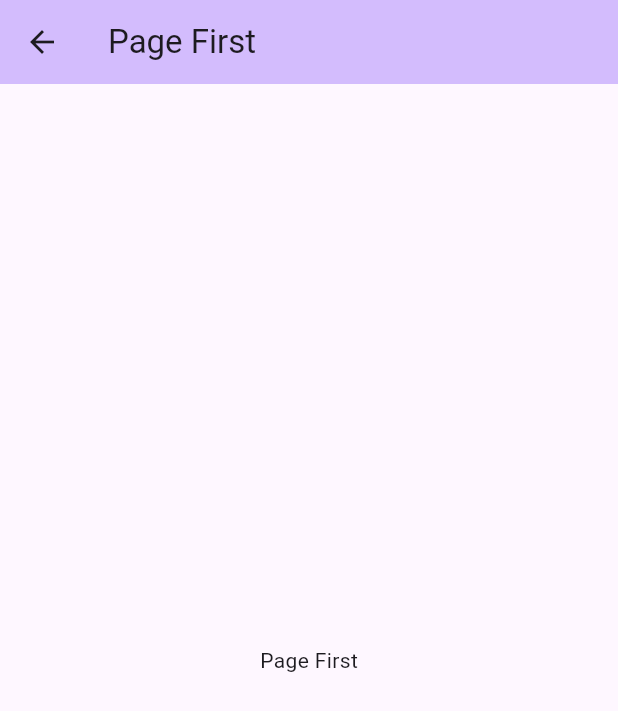
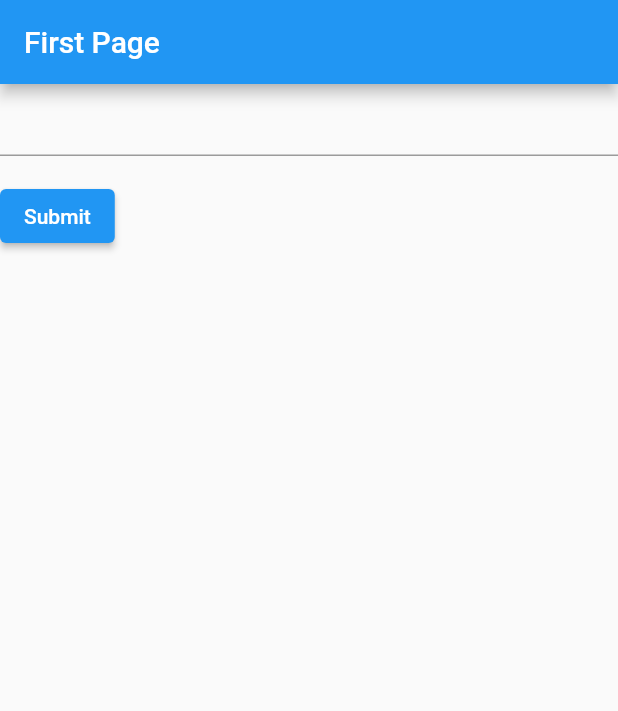
Before and after one commit to shoaib-khan895/growth_task, a Flutter app: the screen it shows after launch, after a tap on "PageFirst", on a phone screen of 412 x 824 dp. Shown: the top 711 px of the screen. Run offline on Flutter 3.47's test engine with Material 2 defaults, Android fonts, the phone set to English and light mode, and no system bars.

Commit message:
final commit

```diff
--- /dev/null
+++ b/lib/first_page.dart
@@ -0,0 +1,105 @@
+import 'package:flutter/material.dart';
+
+class PageFirst extends StatefulWidget {
+  const PageFirst({super.key});
+
+  @override
+  State<PageFirst> createState() => _PageFirstState();
+}
+
+class _PageFirstState extends State<PageFirst> {
+  @override
+  void initState() {
+    print('khansh->PageFirst->initState');
+    super.initState();
+  }
+
+  @override
+  void didChangeDependencies() {
+    print('khansh->PageFirst->didChangeDependencies');
+    super.didChangeDependencies();
+  }
+
+  @override
+  void didUpdateWidget(covariant PageFirst oldWidget) {
+    print('khansh->PageFirst->didUpdateWidget');
+    super.didUpdateWidget(oldWidget);
+  }
+
+  @override
+  void deactivate() {
+    print('khansh->PageFirst->deactivate');
+    super.deactivate();
+  }
+
+  @override
+  void dispose() {
+    print('khansh->PageFirst->dispose');
+    super.dispose();
+  }
+
+  final _formKey = GlobalKey<FormState>();
+  String _data = '';
+
+  @override
+  Widget build(BuildContext context) {
+    print('khansh->PageFirst->build');
+    return MaterialApp(
+      title: 'Page First',
+      home: Scaffold(
+        appBar: AppBar(
+          title: const Text('First Page'),
+        ),
+        body: Form(
+          key: _formKey,
+          child: Column(
+            crossAxisAlignment: CrossAxisAlignment.start,
+            children: [
+              TextFormField(
+                // The validator receives the text that the user has entered.
+                validator: (value) {
+                  if (value == null || value.isEmpty) {
+                    return 'Please enter some text';
+                  }
+                  return null;
+                },
+                onChanged: (value) {
+                  _data = value;
+                },
+              ),
+              Padding(
+                padding: const EdgeInsets.symmetric(vertical: 16),
+                child: ElevatedButton(
+                  onPressed: () {
+                    // Validate returns true if the form is valid, or false otherwise.
+                    if (_formKey.currentState!.validate()) {
+                      showDialog(
+                        context: context,
+                        builder: (BuildContext context) {
+                          return AlertDialog(
+                            title: const Text('Processed Data'),
+                            content: Text(_data),
+                            actions: [
+                              TextButton(
+                                onPressed: () {
+                                  // Close the alert dialog
+                                  Navigator.of(context).pop();
+                                },
+                                child: const Text('OK'),
+                              ),
+                            ],
+                          );
+                        },
+                      );
+                    }
+                  },
+                  child: const Text('Submit'),
+                ),
+              ),
+            ],
+          ),
+        ),
+      ),
+    );
+  }
+}
--- a/lib/main.dart
+++ b/lib/main.dart
@@ -1,4 +1,7 @@
 import 'package:flutter/material.dart';
+
+import 'first_page.dart';
+import 'second_page.dart';
 
 void main() {
   runApp(const MyApp());
@@ -36,6 +39,20 @@ class _MyHomePageState extends State<MyHomePage> {
     setState(() {
       print('khansh->Main->setState');
       _counter++;
+    });
+  }
+
+  void _decrementCounter() {
+    setState(() {
+      print('khansh->Main->setState');
+      _counter--;
+    });
+  }
+
+  void _resetCounter() {
+    setState(() {
+      print('khansh->Main->setState');
+      _counter = 0;
     });
   }
 
@@ -78,19 +95,9 @@ class _MyHomePageState extends State<MyHomePage> {
         backgroundColor: Theme.of(context).colorScheme.inversePrimary,
         title: Text(widget.title),
       ),
-      body: Stack(
-        children: <Widget>[
-          Container(
-            decoration: BoxDecoration(
-              image: DecorationImage(
-                image: AssetImage("assets/7YQo.gif"),
-                fit: BoxFit.cover,
-              ),
-            ),
-            child: Center(
-              child: Column(
+      body: Column(
         mainAxisAlignment: MainAxisAlignment.center,
-                children: <Widget>[
+        children: [
           SizedBox(
             width: MediaQuery.of(context).size.width / 2,
             child: ElevatedButton(
@@ -108,20 +115,50 @@ class _MyHomePageState extends State<MyHomePage> {
                       builder: (context) => const PageSecond()));
                 },
                 child: const Text('PageSecond')),
-                  )
+          ),
+          Row(
+            mainAxisAlignment: MainAxisAlignment.center,
+            children: [
+              Row(
+                mainAxisAlignment: MainAxisAlignment.center,
+                children: [
+                  FloatingActionButton.small(
+                    heroTag: '1',
+                    onPressed: _incrementCounter,
+                    child: const Icon(Icons.keyboard_double_arrow_up_sharp),
+                  ),
                 ],
               ),
+              Row(
+                mainAxisAlignment: MainAxisAlignment.center,
+                children: [
+                  FloatingActionButton.small(
+                    heroTag: '2',
+                    onPressed: _resetCounter,
+                    child: const Icon(Icons.restart_alt),
                   ),
+                ],
               ),
-          Padding(
-            padding: const EdgeInsets.fromLTRB(8,0,0,8),
-            child: Align(alignment: Alignment.bottomLeft,
-                child: ElevatedButton(onPressed: () {}, child: SizedBox(width: 20,height:10 ,))),
+              Row(
+                mainAxisAlignment: MainAxisAlignment.center,
+                children: [
+                  FloatingActionButton.small(
+                    heroTag: '3',
+                    onPressed: _decrementCounter,
+                    child: const Icon(Icons.keyboard_double_arrow_down_sharp),
+                  ),
+                ],
+              ),
+            ],
           )
         ],
       ),
       floatingActionButton: FloatingActionButton(
-        onPressed: _incrementCounter,
+        heroTag: '4',
+        splashColor: Colors.transparent,
+        elevation: 0,
+        backgroundColor: Colors.transparent,
+        onPressed: () {},
         tooltip: 'Increment',
         child: Text(
           '$_counter',
@@ -131,123 +168,3 @@ class _MyHomePageState extends State<MyHomePage> {
     );
   }
 }
-
-class PageFirst extends StatefulWidget {
-  const PageFirst({super.key});
-
-  @override
-  State<PageFirst> createState() => _PageFirstState();
-}
-
-class _PageFirstState extends State<PageFirst> {
-  @override
-  void initState() {
-    print('khansh->PageFirst->initState');
-    super.initState();
-  }
-
-  @override
-  void didChangeDependencies() {
-    print('khansh->PageFirst->didChangeDependencies');
-    super.didChangeDependencies();
-  }
-
-  @override
-  void didUpdateWidget(covariant PageFirst oldWidget) {
-    print('khansh->PageFirst->didUpdateWidget');
-    super.didUpdateWidget(oldWidget);
-  }
-
-  @override
-  void deactivate() {
-    print('khansh->PageFirst->deactivate');
-    super.deactivate();
-  }
-
-  @override
-  void dispose() {
-    print('khansh->PageFirst->dispose');
-    super.dispose();
-  }
-
-  @override
-  Widget build(BuildContext context) {
-    print('khansh->PageFirst->build');
-    return Scaffold(
-      appBar: AppBar(
-        backgroundColor: Theme.of(context).colorScheme.inversePrimary,
-        title: const Text('Page First'),
-      ),
-      body: const Center(
-        child: Column(
-          mainAxisAlignment: MainAxisAlignment.center,
-          children: <Widget>[
-            Text(
-              'Page First',
-            ),
-          ],
-        ),
-      ),
-    );
-  }
-}
-
-class PageSecond extends StatefulWidget {
-  const PageSecond({super.key});
-
-  @override
-  State<PageSecond> createState() => _PageSecondState();
-}
-
-class _PageSecondState extends State<PageSecond> {
-  @override
-  void initState() {
-    print('khansh->PageSecond->initState');
-    super.initState();
-  }
-
-  @override
-  void didChangeDependencies() {
-    print('khansh->PageSecond->didChangeDependencies');
-    super.didChangeDependencies();
-  }
-
-  @override
-  void didUpdateWidget(covariant PageSecond oldWidget) {
-    print('khansh->PageSecond->didUpdateWidget');
-    super.didUpdateWidget(oldWidget);
-  }
-
-  @override
-  void deactivate() {
-    print('khansh->PageSecond->deactivate');
-    super.deactivate();
-  }
-
-  @override
-  void dispose() {
-    print('khansh->PageSecond->dispose');
-    super.dispose();
-  }
-
-  @override
-  Widget build(BuildContext context) {
-    print('khansh->PageSecond->build');
-    return Scaffold(
-      appBar: AppBar(
-        backgroundColor: Theme.of(context).colorScheme.inversePrimary,
-        title: const Text('Page Second'),
-      ),
-      body: const Center(
-        child: Column(
-          mainAxisAlignment: MainAxisAlignment.center,
-          children: <Widget>[
-            Text(
-              'Page Second',
-            ),
-          ],
-        ),
-      ),
-    );
-  }
-}
--- a/pubspec.yaml
+++ b/pubspec.yaml
@@ -35,7 +35,6 @@ dependencies:
   # The following adds the Cupertino Icons font to your application.
   # Use with the CupertinoIcons class for iOS style icons.
   cupertino_icons: ^1.0.2
-  video_player: ^2.7.0
 
 dev_dependencies:
   flutter_test:
```
Also changed, not shown: lib/second_page.dart (added, +91 -0 lines), lib/video/video.dart (deleted, +0 -137 lines), assets/bgappbar.jpeg (added), pubspec.lock, 5 other files. Lines whose indentation alone changed are shown as unchanged.
